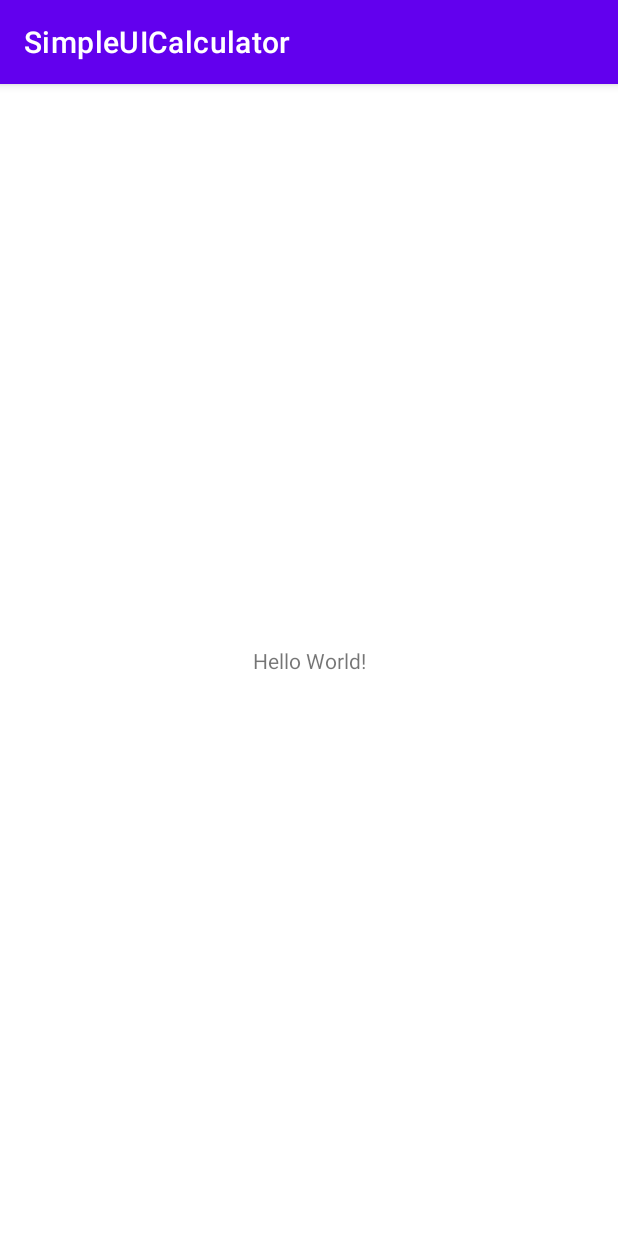
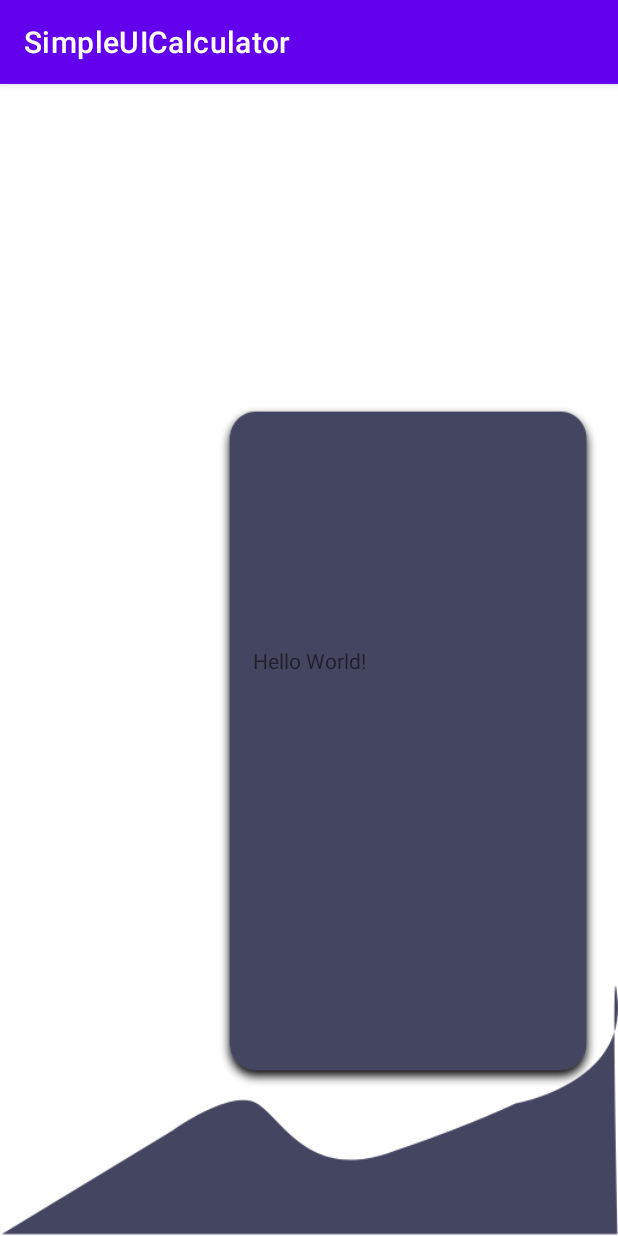
Before and after one commit to bryanladion/SimpleUICalculator, an Android app: the screen it shows after launch (MainActivity), on a phone screen of 412 x 824 dp. Run offline under Robolectric (Android 15) with nearby library versions, the light colour scheme and no system bars.

Commit message:
Adding layout background for the light mode.

```diff
--- a/app/src/main/res/layout/activity_main.xml
+++ b/app/src/main/res/layout/activity_main.xml
@@ -4,6 +4,7 @@
     xmlns:tools="http://schemas.android.com/tools"
     android:layout_width="match_parent"
     android:layout_height="match_parent"
+    android:background="@drawable/light_mode"
     tools:context=".MainActivity">
 
     <TextView
```
